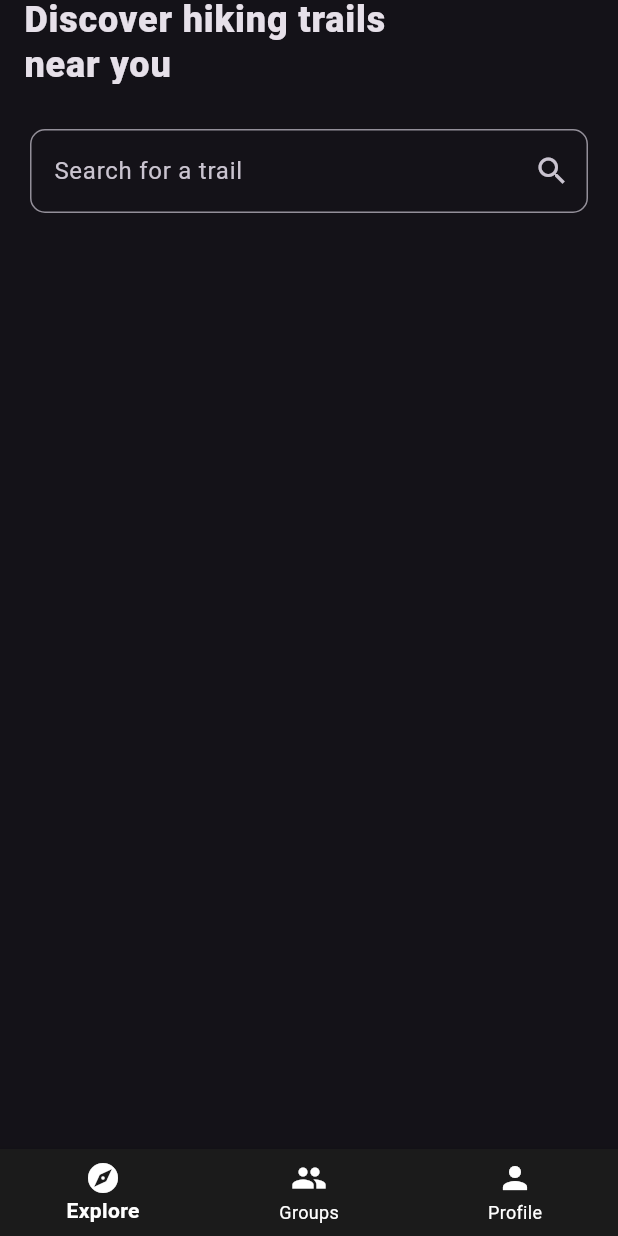
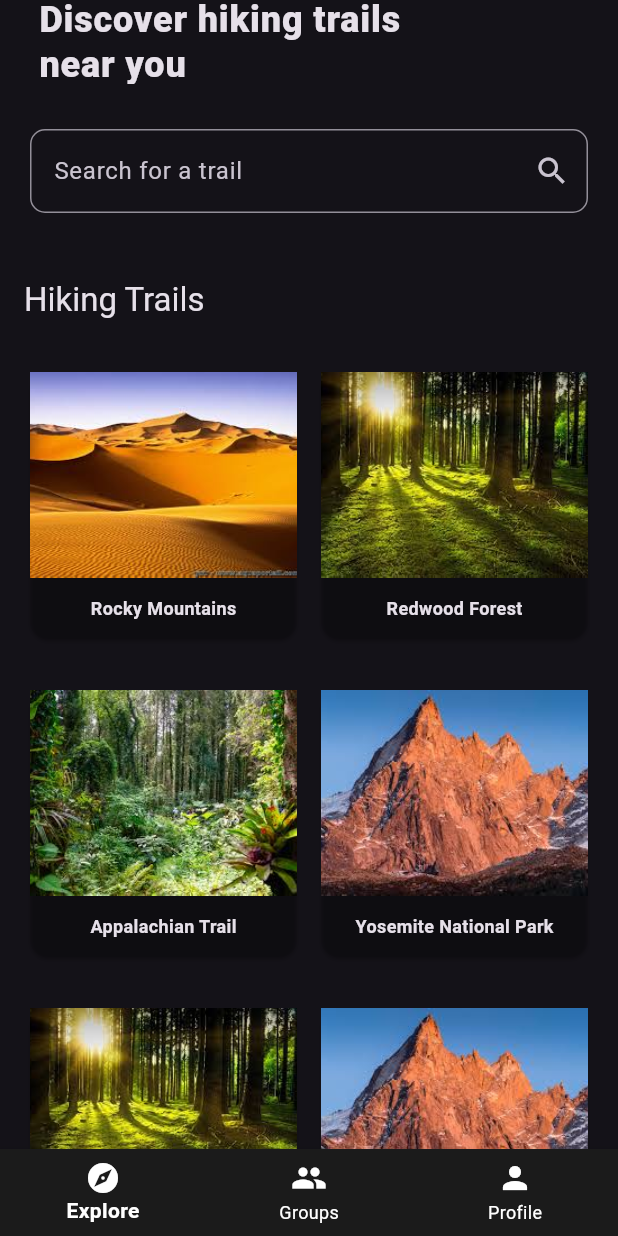
Before and after one commit to benjaminli7/challenge2-5iw, a Flutter app: the ExplorePage screen opened by its route, on a phone screen of 412 x 824 dp. Run offline on Flutter 3.47's test engine with Material 3 defaults, Android fonts, the phone set to English and light mode, and no system bars; our stand-ins replace fluttertoast, go_router; accounts and stored records are empty; network calls fail; Roboto replaces fonts that are missing (Poppins).

Commit message:
Front Changes

```diff
--- a/frontend/lib/services/api_service.dart
+++ b/frontend/lib/services/api_service.dart
@@ -2,7 +2,7 @@
 import 'dart:convert';
 
 class ApiService {
-  static const String baseUrl = 'http://10.33.2.179:8080';
+  static const String baseUrl = 'http://192.168.1.19:8080';
 
   Future<http.Response> signup(String email, String password) {
     return http.post(
--- a/frontend/lib/views/explore_page.dart
+++ b/frontend/lib/views/explore_page.dart
@@ -2,6 +2,7 @@
 import 'package:provider/provider.dart';
 import '../providers/user_provider.dart';
 import '../widgets/search_bar.dart';
+import '../views/hike_list_page.dart';
 
 class ExplorePage extends StatelessWidget {
   const ExplorePage({super.key});
@@ -12,8 +13,11 @@
     return Scaffold(
       // top bar
       appBar: AppBar(
-        // bold 24px text Poppins
-        title: const Text(
+        scrolledUnderElevation: 0,
+
+        title: const Padding(
+          padding: EdgeInsets.only(left: 10),
+          child: Text(
             'Discover hiking trails \nnear you',
             style: TextStyle(
               fontSize: 24,
@@ -25,12 +29,18 @@
           ),
           // centerTitle: true,
         ),
+        //
+      ),
       body: const Column(
         children: [
           // search bar
           SearchBarApp(
             hintText: 'Search for a trail',
           ),
+          // list of hikes
+          Expanded(
+            child: HikeListPage(),
+          ),
         ],
       ),
     );
--- /dev/null
+++ b/frontend/lib/views/hike_list_page.dart
@@ -0,0 +1,113 @@
+import 'package:flutter/material.dart';
+import '../widgets/filters_list.dart';
+
+class HikeListPage extends StatelessWidget {
+  const HikeListPage({super.key});
+
+  @override
+  Widget build(BuildContext context) {
+    return Scaffold(
+      appBar: AppBar(
+        scrolledUnderElevation: 0,
+        title: const Text('Hiking Trails'),
+      ),
+      body: Column(
+        children: [
+          //const FiltersList(),
+          Expanded(
+            child: GridView.builder(
+              padding: const EdgeInsets.all(16.0),
+              gridDelegate: const SliverGridDelegateWithFixedCrossAxisCount(
+                crossAxisCount: 2,
+                crossAxisSpacing: 8.0,
+                mainAxisSpacing: 26.0,
+              ),
+              itemCount: hikeData.length,
+              itemBuilder: (context, index) {
+                return HikeCard(
+                  image: hikeData[index]['image']!,
+                  title: hikeData[index]['title']!,
+                );
+              },
+            ),
+          ),
+        ],
+      ),
+    );
+  }
+}
+
+class HikeCard extends StatelessWidget {
+  final String image;
+  final String title;
+
+  const HikeCard({super.key, required this.image, required this.title});
+
+  @override
+  Widget build(BuildContext context) {
+    return Card(
+      color: Colors.transparent,
+      child: Column(
+        children: [
+          Expanded(
+            child: Image.asset(
+              image,
+              fit: BoxFit.cover,
+            ),
+          ),
+          Padding(
+            padding: const EdgeInsets.all(12.0),
+            child: Text(
+              title,
+              style:
+                  const TextStyle(fontSize: 12.0, fontWeight: FontWeight.bold),
+            ),
+          ),
+        ],
+      ),
+    );
+  }
+}
+
+final List<Map<String, String>> hikeData = [
+  {
+    'image': 'assets/desert.jpeg',
+    'title': 'Rocky Mountains',
+    'category': 'montain'
+  },
+  {
+    'image': 'assets/foret.jpeg',
+    'title': 'Redwood Forest',
+    'category': 'forest'
+  },
+  {
+    'image': 'assets/jungle.jpeg',
+    'title': 'Appalachian Trail',
+    'category': 'forest'
+  },
+  {
+    'image': 'assets/montagne.jpeg',
+    'title': 'Yosemite National Park',
+    'category': 'montain'
+  },
+  {
+    'image': 'assets/foret.jpeg',
+    'title': 'Pacific Crest Trail',
+    'category': 'coast'
+  },
+  {
+    'image': 'assets/montagne.jpeg',
+    'title': 'Grand Canyon',
+    'category': 'montain'
+  },
+  {
+    'image': 'assets/jungle.jpeg',
+    'title': 'Zion National Park',
+    'category': 'montain'
+  },
+  {
+    'image': 'assets/desert.jpeg',
+    'title': 'Yellowstone Park',
+    'category': 'montain'
+  },
+];
--- /dev/null
+++ b/frontend/lib/widgets/filters_list.dart
@@ -0,0 +1,57 @@
+import 'package:flutter/material.dart';
+
+class FiltersList extends StatefulWidget {
+  const FiltersList({super.key});
+
+  @override
+  _FiltersListState createState() => _FiltersListState();
+}
+
+class _FiltersListState extends State<FiltersList> {
+  String selectedFilter = 'Mountain';
+
+  @override
+  Widget build(BuildContext context) {
+    return ListView(
+      scrollDirection: Axis.horizontal,
+      children: <Widget>[
+        FilterChip(
+          label: const Text('All'),
+          selected: selectedFilter == 'All',
+          onSelected: (bool selected) {
+            setState(() {
+              selectedFilter = 'All';
+            });
+          },
+        ),
+        FilterChip(
+          label: const Text('Mountain'),
+          selected: selectedFilter == 'Mountain',
+          onSelected: (bool selected) {
+            setState(() {
+              selectedFilter = 'Mountain';
+            });
+          },
+        ),
+        FilterChip(
+          label: const Text('Forest Trails'),
+          selected: selectedFilter == 'Forest Trails',
+          onSelected: (bool selected) {
+            setState(() {
+              selectedFilter = 'Forest Trails';
+            });
+          },
+        ),
+        // FilterChip(
+        //   label: const Text('Coast'),
+        //   selected: selectedFilter == 'Coast',
+        //   onSelected: (bool selected) {
+        //     setState(() {
+        //       selectedFilter = 'Coast';
+        //     });
+        //   },
+        // ),
+      ],
+    );
+  }
+}
--- a/frontend/pubspec.yaml
+++ b/frontend/pubspec.yaml
@@ -22,3 +22,5 @@
 
 flutter:
   uses-material-design: true
+  assets:
+    - assets/
```
Also changed, not shown: frontend/assets/desert.jpeg (added), frontend/assets/foret.jpeg (added), frontend/assets/jungle.jpeg (added), frontend/assets/montagne.jpeg (added), 1 other file. Lines whose indentation alone changed are shown as unchanged.
